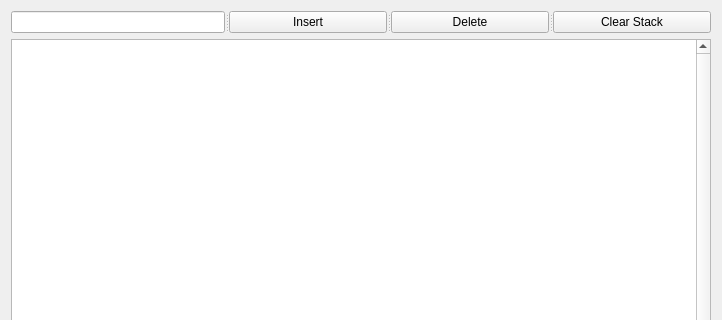
Old version of the form DataVisualizer/stack.ui in the repository ranjiniarthi/DataVisualizer-Cpp; both pictures show x 0 to 722 and y 0 to 320 of the 722 by 578 pixel window.
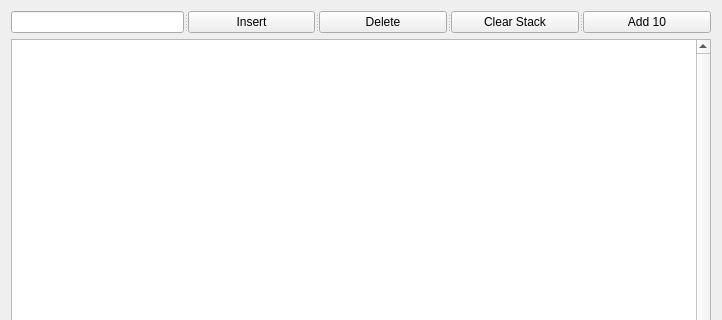
New version of the form.

Diff of the .ui file:
```diff
--- a/DataVisualizer/stack.ui
+++ b/DataVisualizer/stack.ui
@@ -35,6 +35,11 @@
        <string>Clear Stack</string>
       </property>
      </widget>
+     <widget class="QPushButton" name="pushButton_4">
+      <property name="text">
+       <string>Add 10</string>
+      </property>
+     </widget>
     </widget>
    </item>
    <item row="1" column="0">
```
